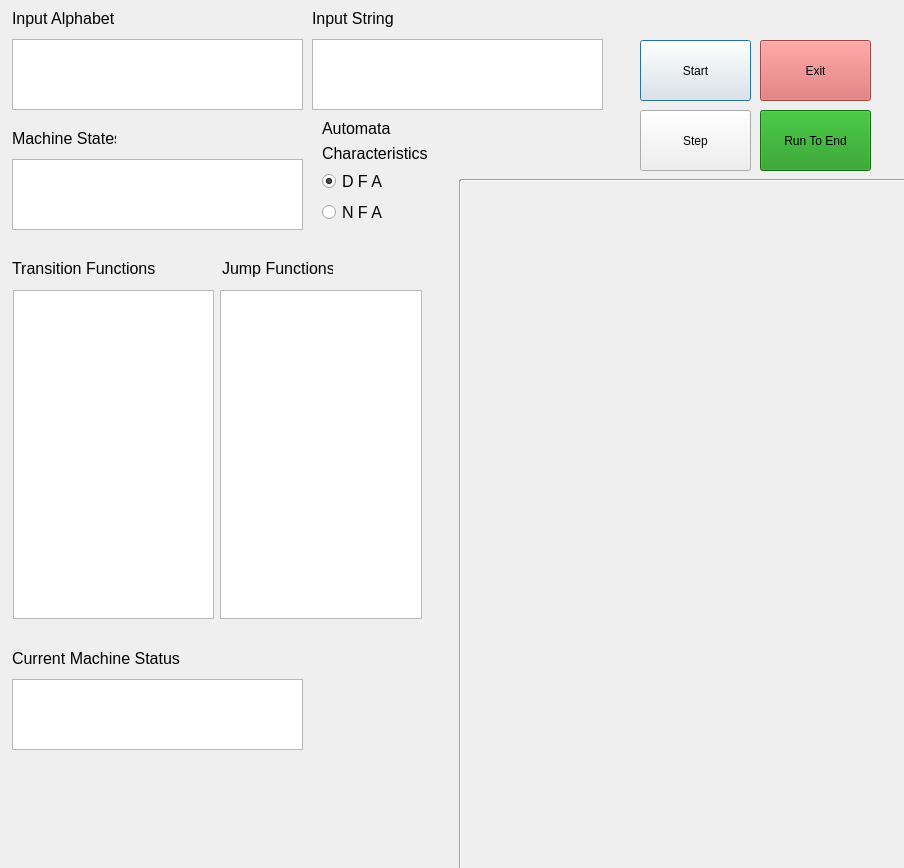
The window that baseUI.ui (JackG256/JFA-Sim) describes before a commit, drawn with Qt 5.
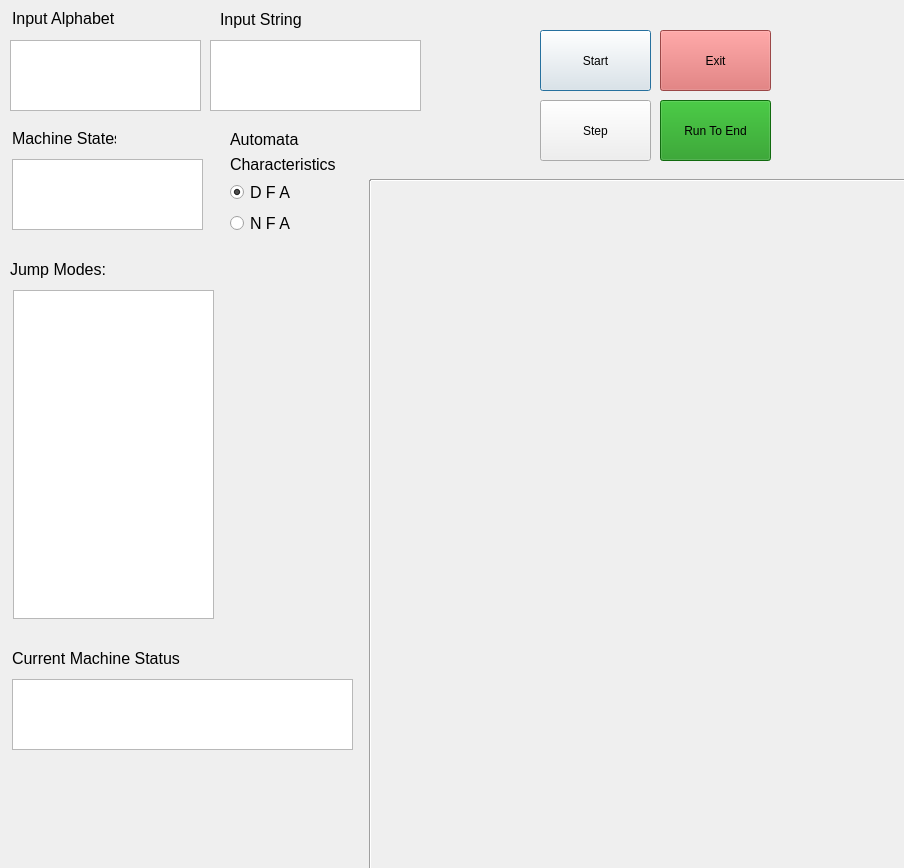
The same window after the commit.

Commit message: Started implementing basic logic

Patch:
```diff
--- a/baseUI.ui
+++ b/baseUI.ui
@@ -19,9 +19,9 @@
   <widget class="QTextEdit" name="inputAlphabetText">
    <property name="geometry">
     <rect>
-     <x>12</x>
-     <y>39</y>
-     <width>291</width>
+     <x>10</x>
+     <y>40</y>
+     <width>191</width>
      <height>71</height>
     </rect>
    </property>
@@ -32,8 +32,8 @@
   <widget class="QPushButton" name="startButton">
    <property name="geometry">
     <rect>
-     <x>640</x>
-     <y>40</y>
+     <x>540</x>
+     <y>30</y>
      <width>111</width>
      <height>61</height>
     </rect>
@@ -48,8 +48,8 @@
   <widget class="QPushButton" name="exitButton">
    <property name="geometry">
     <rect>
-     <x>760</x>
-     <y>40</y>
+     <x>660</x>
+     <y>30</y>
      <width>111</width>
      <height>61</height>
     </rect>
@@ -88,30 +88,12 @@
     <string>Input Alphabet</string>
    </property>
   </widget>
-  <widget class="QLabel" name="label_2">
-   <property name="geometry">
-    <rect>
-     <x>12</x>
-     <y>259</y>
-     <width>143</width>
-     <height>19</height>
-    </rect>
-   </property>
-   <property name="font">
-    <font>
-     <pointsize>12</pointsize>
-    </font>
-   </property>
-   <property name="text">
-    <string>Transition Functions</string>
-   </property>
-  </widget>
   <widget class="QLabel" name="label_3">
    <property name="geometry">
     <rect>
-     <x>222</x>
-     <y>259</y>
-     <width>111</width>
+     <x>10</x>
+     <y>260</y>
+     <width>131</width>
      <height>19</height>
     </rect>
    </property>
@@ -121,7 +103,7 @@
     </font>
    </property>
    <property name="text">
-    <string>Jump Functions</string>
+    <string>Jump Modes:</string>
    </property>
   </widget>
   <widget class="QTextEdit" name="machineStatesText">
@@ -129,7 +111,7 @@
     <rect>
      <x>12</x>
      <y>159</y>
-     <width>291</width>
+     <width>191</width>
      <height>71</height>
     </rect>
    </property>
@@ -158,8 +140,8 @@
   <widget class="QWidget" name="layoutWidget">
    <property name="geometry">
     <rect>
-     <x>322</x>
-     <y>119</y>
+     <x>230</x>
+     <y>130</y>
      <width>105</width>
      <height>106</height>
     </rect>
@@ -234,9 +216,9 @@
   <widget class="QTextEdit" name="inputStringText">
    <property name="geometry">
     <rect>
-     <x>312</x>
-     <y>39</y>
-     <width>291</width>
+     <x>210</x>
+     <y>40</y>
+     <width>211</width>
      <height>71</height>
     </rect>
    </property>
@@ -247,8 +229,8 @@
   <widget class="QLabel" name="label_7">
    <property name="geometry">
     <rect>
-     <x>312</x>
-     <y>9</y>
+     <x>220</x>
+     <y>10</y>
      <width>106</width>
      <height>19</height>
     </rect>
@@ -285,7 +267,7 @@
     <rect>
      <x>12</x>
      <y>679</y>
-     <width>291</width>
+     <width>341</width>
      <height>71</height>
     </rect>
    </property>
@@ -296,8 +278,8 @@
   <widget class="QPushButton" name="stepButton">
    <property name="geometry">
     <rect>
-     <x>640</x>
-     <y>110</y>
+     <x>540</x>
+     <y>100</y>
      <width>111</width>
      <height>61</height>
     </rect>
@@ -312,9 +294,9 @@
   <widget class="Line" name="line">
    <property name="geometry">
     <rect>
-     <x>460</x>
+     <x>370</x>
      <y>170</y>
-     <width>491</width>
+     <width>581</width>
      <height>20</height>
     </rect>
    </property>
@@ -325,7 +307,7 @@
   <widget class="Line" name="line_2">
    <property name="geometry">
     <rect>
-     <x>450</x>
+     <x>360</x>
      <y>180</y>
      <width>20</width>
      <height>691</height>
@@ -338,8 +320,8 @@
   <widget class="QPushButton" name="runToEndButton">
    <property name="geometry">
     <rect>
-     <x>760</x>
-     <y>110</y>
+     <x>660</x>
+     <y>100</y>
      <width>111</width>
      <height>61</height>
     </rect>
@@ -364,20 +346,7 @@
     </rect>
    </property>
    <property name="toolTip">
-    <string>&lt;html&gt;&lt;head/&gt;&lt;body&gt;&lt;p&gt;&lt;span style=&quot; font-size:10pt;&quot;&gt;Transition functions dictate transitions between specific states based on currently read symbols in the input string.&lt;/span&gt;&lt;/p&gt;&lt;p&gt;&lt;span style=&quot; font-size:10pt;&quot;&gt;Transition function, when called, checks if current read symbol matches the specified symbol in the function.&lt;br/&gt;If the symbols match, the transition is performed. &lt;br/&gt;If they don't, no transition is performed and stays on the current state.&lt;br/&gt;Either way, current symbol gets moved in the input string and evaluation continues.&lt;/span&gt;&lt;/p&gt;&lt;p&gt;&lt;span style=&quot; font-size:10pt;&quot;&gt;Divide each function by &lt;/span&gt;&lt;span style=&quot; font-size:10pt; font-weight:600;&quot;&gt;writing each one on a new line,&lt;br/&gt;&lt;/span&gt;&lt;span style=&quot; font-size:10pt;&quot;&gt;declare each function in the following format:&lt;br/&gt;&lt;/span&gt;&lt;span style=&quot; font-size:10pt; font-weight:600;&quot;&gt;&amp;lt;name of initial state&amp;gt; - &amp;lt;read symbol&amp;gt; - &amp;lt;name of state to transition to&amp;gt;&lt;br/&gt;&lt;br/&gt;&lt;/span&gt;&lt;span style=&quot; font-size:10pt;&quot;&gt;Example:&lt;/span&gt;&lt;/p&gt;&lt;p&gt;&lt;span style=&quot; font-size:10pt; font-weight:600;&quot;&gt;sta0 - A - sta1&lt;br/&gt;sta1 - B - sta2&lt;br/&gt;&lt;/span&gt;&lt;span style=&quot; font-size:10pt;&quot;&gt;etc.&lt;br/&gt;&lt;/span&gt;&lt;/p&gt;&lt;p&gt;&lt;span style=&quot; font-size:10pt;&quot;&gt;In case of transition to multiple states at once: &lt;/span&gt;&lt;span style=&quot; font-size:10pt; font-weight:600;&quot;&gt;(NFA only)&lt;/span&gt;&lt;/p&gt;&lt;p&gt;&lt;span style=&quot; font-size:10pt;&quot;&gt;Write names of target states into &lt;/span&gt;&lt;span style=&quot; font-size:10pt; font-weight:600;&quot;&gt;parentheses,&lt;br/&gt;&lt;/span&gt;&lt;span style=&quot; font-size:10pt;&quot;&gt;divide each state with a &lt;/span&gt;&lt;span style=&quot; font-size:10pt; font-weight:600;&quot;&gt;semicolon&lt;/span&gt;&lt;/p&gt;&lt;p&gt;&lt;span style=&quot; font-size:10pt;&quot;&gt;Example:&lt;/span&gt;&lt;/p&gt;&lt;p&gt;&lt;span style=&quot; font-size:10pt; font-weight:600;&quot;&gt;sta0 - A - (sta1;sta2)&lt;br/&gt;sta1 - B - sta3&lt;br/&gt;sta2 - C - sta0&lt;/span&gt;&lt;/p&gt;&lt;/body&gt;&lt;/html&gt;</string>
-   </property>
-  </widget>
-  <widget class="QTextEdit" name="jumpFuncDeclare">
-   <property name="geometry">
-    <rect>
-     <x>220</x>
-     <y>290</y>
-     <width>202</width>
-     <height>329</height>
-    </rect>
-   </property>
-   <property name="toolTip">
-    <string>&lt;html&gt;&lt;head/&gt;&lt;body&gt;&lt;p&gt;&lt;span style=&quot; font-size:10pt;&quot;&gt;Jump functions dictate jump similar to transition functions between specific states based on currently read symbols in the input string. &lt;/span&gt;&lt;/p&gt;&lt;p&gt;&lt;span style=&quot; font-size:10pt;&quot;&gt;Jump function, when called, searches the rest of the input string for an instance of the specific symbol in the input string.&lt;br/&gt;If it finds one, it moves to that specific symbol in the input string, performs the transition from state to state and continues evaluating.&lt;br/&gt;If it doesnt find one, it doesn't perform the transition, stays on current state and moves to the next symbol in input string for next evaluation&lt;/span&gt;&lt;/p&gt;&lt;p&gt;&lt;span style=&quot; font-size:10pt;&quot;&gt;Divide each function by &lt;/span&gt;&lt;span style=&quot; font-size:10pt; font-weight:600;&quot;&gt;writing each one on a new line,&lt;br/&gt;&lt;/span&gt;&lt;span style=&quot; font-size:10pt;&quot;&gt;declare each function in the following format:&lt;br/&gt;&lt;/span&gt;&lt;span style=&quot; font-size:10pt; font-weight:600;&quot;&gt;&amp;lt;name of initial state&amp;gt; - &amp;lt;read symbol&amp;gt; - &amp;lt;name of state to transition to&amp;gt;&lt;br/&gt;&lt;br/&gt;&lt;/span&gt;&lt;span style=&quot; font-size:10pt;&quot;&gt;Example:&lt;/span&gt;&lt;/p&gt;&lt;p&gt;&lt;span style=&quot; font-size:10pt; font-weight:600;&quot;&gt;sta0 - A - sta1&lt;br/&gt;sta1 - B - sta2&lt;br/&gt;&lt;/span&gt;&lt;span style=&quot; font-size:10pt;&quot;&gt;etc.&lt;br/&gt;&lt;/span&gt;&lt;/p&gt;&lt;p&gt;&lt;span style=&quot; font-size:10pt;&quot;&gt;In case of transition to multiple states at once: &lt;/span&gt;&lt;span style=&quot; font-size:10pt; font-weight:600;&quot;&gt;(NFA only)&lt;/span&gt;&lt;/p&gt;&lt;p&gt;&lt;span style=&quot; font-size:10pt;&quot;&gt;Write names of target states into &lt;/span&gt;&lt;span style=&quot; font-size:10pt; font-weight:600;&quot;&gt;parentheses,&lt;br/&gt;&lt;/span&gt;&lt;span style=&quot; font-size:10pt;&quot;&gt;divide each state with a &lt;/span&gt;&lt;span style=&quot; font-size:10pt; font-weight:600;&quot;&gt;semicolon&lt;/span&gt;&lt;/p&gt;&lt;p&gt;&lt;span style=&quot; font-size:10pt;&quot;&gt;Example:&lt;/span&gt;&lt;/p&gt;&lt;p&gt;&lt;span style=&quot; font-size:10pt; font-weight:600;&quot;&gt;sta0 - A - (sta1;sta2)&lt;br/&gt;sta1 - B - sta3&lt;br/&gt;sta2 - C - sta0&lt;/span&gt;&lt;/p&gt;&lt;/body&gt;&lt;/html&gt;</string>
+    <string>&lt;html&gt;&lt;head/&gt;&lt;body&gt;&lt;p&gt;&lt;span style=&quot; font-size:10pt;&quot;&gt;Dictates jumps and transitions between specific states based on currently read symbols in the input string.&lt;/span&gt;&lt;/p&gt;&lt;p&gt;&lt;span style=&quot; font-size:10pt;&quot;&gt;Transition function, when called, checks the input string for the specified symbol in the function.&lt;br/&gt;If the specified symbol exists in the string, it jumps to it and the transition is performed. &lt;br/&gt;If they it's not found, no transition is performed, stays on the current state and the curently read symbol gets moved ahead.&lt;br/&gt;Either way, the evaluation continues.&lt;/span&gt;&lt;/p&gt;&lt;p&gt;&lt;span style=&quot; font-size:10pt;&quot;&gt;Divide each function by &lt;/span&gt;&lt;span style=&quot; font-size:10pt; font-weight:600;&quot;&gt;writing each one on a new line,&lt;br/&gt;&lt;/span&gt;&lt;span style=&quot; font-size:10pt;&quot;&gt;declare each function in the following format:&lt;br/&gt;&lt;/span&gt;&lt;span style=&quot; font-size:10pt; font-weight:600;&quot;&gt;&amp;lt;name of initial state&amp;gt; - &amp;lt;read symbol&amp;gt; - &amp;lt;name of state to transition to&amp;gt;&lt;br/&gt;&lt;br/&gt;&lt;/span&gt;&lt;span style=&quot; font-size:10pt;&quot;&gt;Example:&lt;/span&gt;&lt;/p&gt;&lt;p&gt;&lt;span style=&quot; font-size:10pt; font-weight:600;&quot;&gt;sta0 - A - sta1&lt;br/&gt;sta1 - B - sta2&lt;br/&gt;&lt;/span&gt;&lt;span style=&quot; font-size:10pt;&quot;&gt;etc.&lt;br/&gt;&lt;/span&gt;&lt;/p&gt;&lt;p&gt;&lt;span style=&quot; font-size:10pt;&quot;&gt;In case of transition to multiple states at once: &lt;/span&gt;&lt;span style=&quot; font-size:10pt; font-weight:600;&quot;&gt;(NFA only)&lt;/span&gt;&lt;/p&gt;&lt;p&gt;&lt;span style=&quot; font-size:10pt;&quot;&gt;Write names of target states into &lt;/span&gt;&lt;span style=&quot; font-size:10pt; font-weight:600;&quot;&gt;parentheses,&lt;br/&gt;&lt;/span&gt;&lt;span style=&quot; font-size:10pt;&quot;&gt;divide each state with a &lt;/span&gt;&lt;span style=&quot; font-size:10pt; font-weight:600;&quot;&gt;semicolon&lt;/span&gt;&lt;/p&gt;&lt;p&gt;&lt;span style=&quot; font-size:10pt;&quot;&gt;Example:&lt;/span&gt;&lt;/p&gt;&lt;p&gt;&lt;span style=&quot; font-size:10pt; font-weight:600;&quot;&gt;sta0 - A - (sta1;sta2)&lt;br/&gt;sta1 - B - sta3&lt;br/&gt;sta2 - C - sta0&lt;/span&gt;&lt;/p&gt;&lt;/body&gt;&lt;/html&gt;</string>
    </property>
   </widget>
  </widget>
```
Left out of the diff: 6 changed lines with no effect on the pictures. The commit also changes 1 other file.
